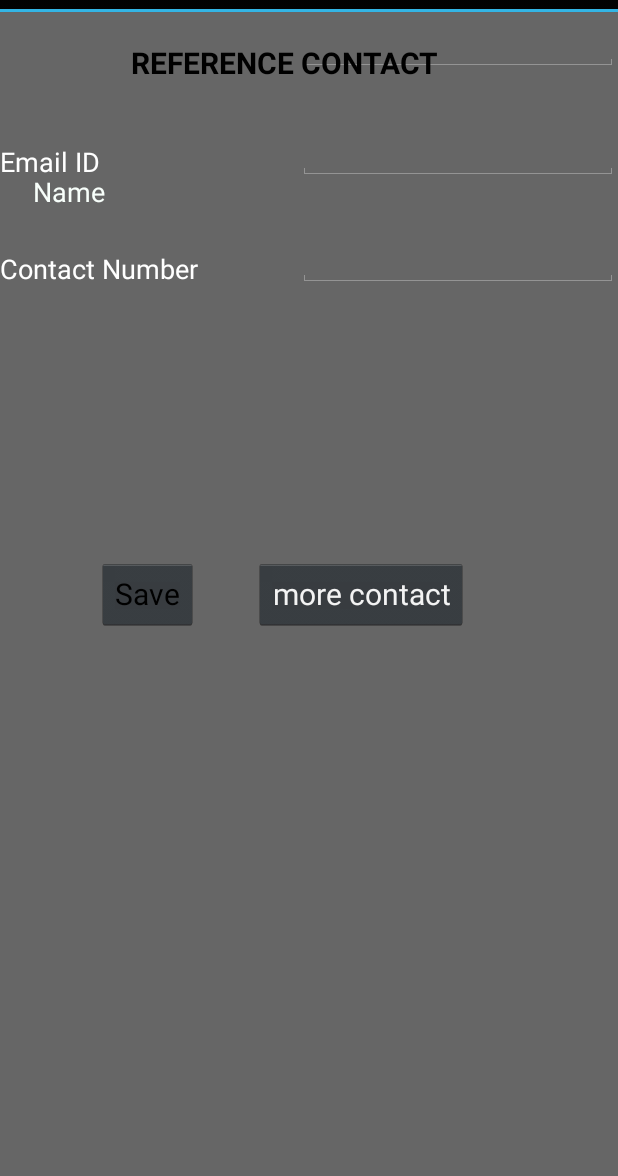
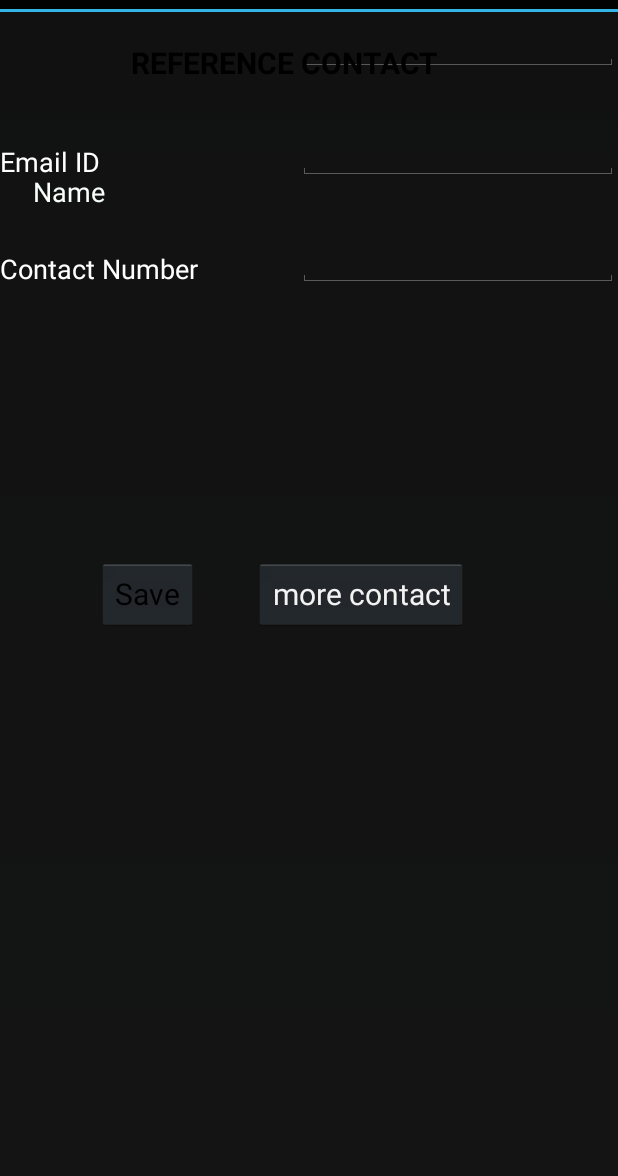
Before and after one commit to Vani-gurnani/emergency-app-android_final_2, an Android app: the layout refrence_contact1.xml on its own in the app's theme, with its tools: preview values and no code run, on a phone screen of 412 x 824 dp, the part 60-1236 px from its top. Run offline under Robolectric (Android 15) with nearby library versions, the phone set to English and light mode, and no system bars.

Commit message:
change color

```diff
--- a/app/src/main/res/layout/refrence_contact1.xml
+++ b/app/src/main/res/layout/refrence_contact1.xml
@@ -4,7 +4,7 @@
     android:layout_width="match_parent"
     android:orientation="vertical"
     android:layout_height="match_parent"
-    android:background="#666666"
+    android:background="#ec131313"
     >
 
     <TextView
--- a/app/src/main/res/layout/refrence_contact2.xml
+++ b/app/src/main/res/layout/refrence_contact2.xml
@@ -3,7 +3,7 @@
     android:layout_width="match_parent"
     android:orientation="vertical"
     android:layout_height="match_parent"
-    android:background="#666666"
+    android:background="#ff232323"
     >
 
     <TextView
--- a/app/src/main/res/layout/refrence_contact_edit.xml
+++ b/app/src/main/res/layout/refrence_contact_edit.xml
@@ -4,7 +4,7 @@
     android:layout_width="match_parent"
     android:orientation="vertical"
     android:layout_height="match_parent"
-    android:background="#666666"
+    android:background="#f40f0f0f"
     >
     <TextView
         android:layout_width="wrap_content"
```
